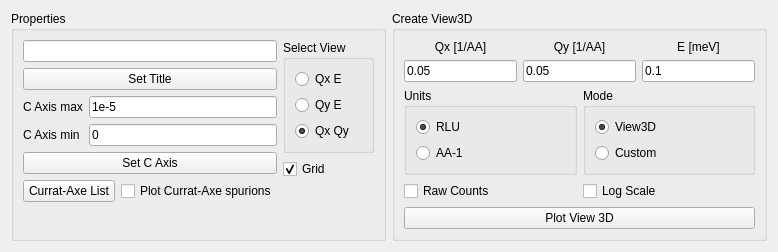
Qt form src/main/resources/base/Views/View3D.ui (MJOLNIRPackage/MJOLNIR-GUI) before a commit.
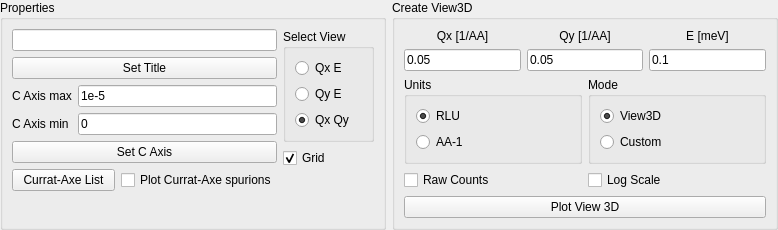
The same form after that commit.

Commit message: Update layouts Add toolTips and statusTips

```diff
--- a/src/main/resources/base/Views/View3D.ui
+++ b/src/main/resources/base/Views/View3D.ui
@@ -7,7 +7,7 @@
     <x>0</x>
     <y>0</y>
     <width>778</width>
-    <height>233</height>
+    <height>215</height>
    </rect>
   </property>
   <property name="sizePolicy">
@@ -20,6 +20,18 @@
    <string>Form</string>
   </property>
   <layout class="QHBoxLayout" name="horizontalLayout">
+   <property name="leftMargin">
+    <number>0</number>
+   </property>
+   <property name="topMargin">
+    <number>0</number>
+   </property>
+   <property name="rightMargin">
+    <number>0</number>
+   </property>
+   <property name="bottomMargin">
+    <number>0</number>
+   </property>
    <item>
     <widget class="QGroupBox" name="PropertiesView3D">
      <property name="title">
```
Left out of the diff: 97 changed lines with no effect on the pictures. The commit also changes 7 other files.
